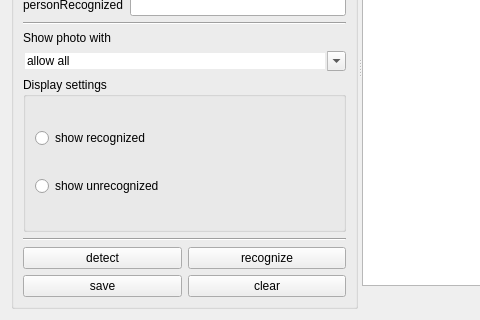
ZulusK/courseWork_1, file src/Facecope/widgets/uis/FWorkingWidget.ui: the form before one commit; both pictures show x 0 to 480 and y 186 to 506 of the 744 by 506 pixel window.
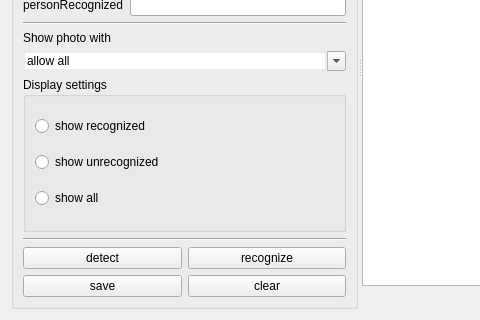
The form after the commit.

The edit to the form file:
```diff
--- a/src/Facecope/widgets/uis/FWorkingWidget.ui
+++ b/src/Facecope/widgets/uis/FWorkingWidget.ui
@@ -201,6 +201,13 @@
             </property>
            </widget>
           </item>
+          <item>
+           <widget class="QRadioButton" name="showAll_RB">
+            <property name="text">
+             <string>show all</string>
+            </property>
+           </widget>
+          </item>
          </layout>
         </widget>
        </item>
```
